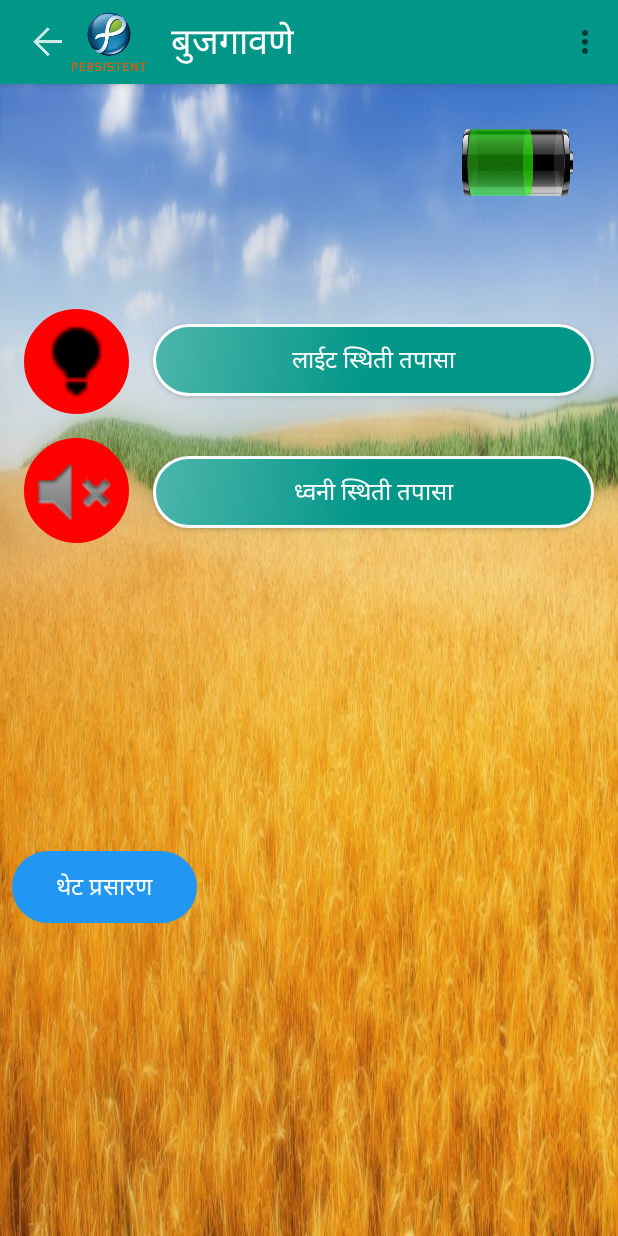
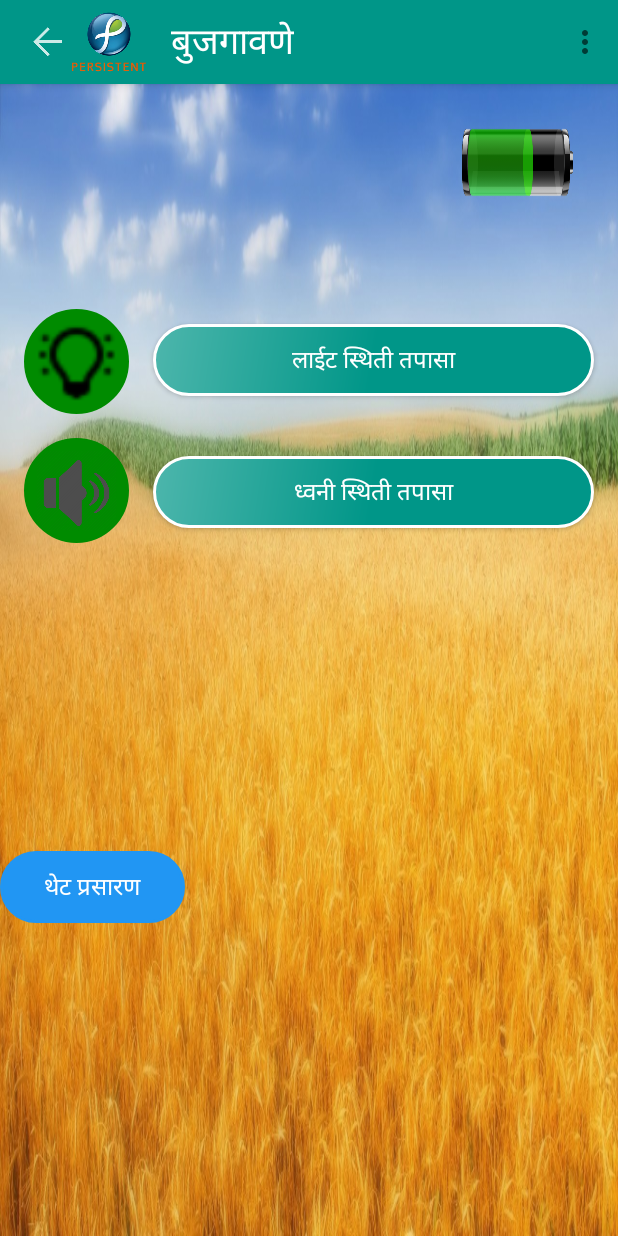
Before and after one commit to madhusudan-saha/Bijuka-Android-App, an Android app: the HealthMonitor screen opened directly, with no data from a screen before it, after a tap on "ध्वनी स्थिती तपासा", on a phone screen of 412 x 824 dp. Run offline under Robolectric (Android 15) with nearby library versions, the phone set to English and light mode, and no system bars; our stand-ins replace Room's generated code; 1 other tap on this screen came first.

Commit message:
Test light and sound.

```diff
--- a/app/src/main/java/com/semicolons/madhusudansaha/semicolons18/HealthMonitor.java
+++ b/app/src/main/java/com/semicolons/madhusudansaha/semicolons18/HealthMonitor.java
@@ -2,18 +2,27 @@ package com.semicolons.madhusudansaha.semicolons18;
 
 import android.app.ActivityManager;
 import android.content.Intent;
+import android.content.res.ColorStateList;
 import android.graphics.BitmapFactory;
+import android.media.Image;
+import android.os.Handler;
 import android.support.v4.content.ContextCompat;
 import android.support.v7.app.AppCompatActivity;
 import android.os.Bundle;
 import android.support.v7.widget.Toolbar;
+import android.util.Log;
 import android.view.Menu;
 import android.view.MenuItem;
 import android.view.View;
 import android.view.Window;
 import android.view.WindowManager;
 import android.widget.Button;
+import android.widget.ImageView;
 import android.widget.TextView;
+import android.widget.Toast;
+
+import org.json.JSONException;
+import org.json.JSONObject;
 
 import java.util.concurrent.ExecutionException;
 
@@ -25,6 +34,8 @@ public class HealthMonitor extends AppCompatActivity {
     TextView toolbarTitle;
     AppDatabase db;
     Toolbar toolbar;
+    ImageView batteryIcon;
+    ImageView soundIcon;
 
     @Override
     protected void onCreate(Bundle savedInstanceState) {
@@ -46,6 +57,8 @@ public class HealthMonitor extends AppCompatActivity {
         flashButton = (Button) findViewById(R.id.flashButton);
         soundButton = (Button) findViewById(R.id.soundButton);
         toolbarTitle = (TextView) findViewById(R.id.toolbarTitle);
+        batteryIcon = (ImageView) findViewById(R.id.batteryIcon);
+        soundIcon = (ImageView) findViewById(R.id.soundIcon);
 
         live.setOnClickListener(new View.OnClickListener() {
             public void onClick(View arg0) {
@@ -56,31 +69,55 @@ public class HealthMonitor extends AppCompatActivity {
 
         flashButton.setOnClickListener(new View.OnClickListener() {
             public void onClick(View arg0) {
+                    Handler handler = new Handler();
+                    handler.postDelayed(new Runnable() {
+                        @Override
+                        public void run() {
+                            batteryIcon.setImageDrawable(getResources().getDrawable(R.drawable.light));
+                            batteryIcon.setBackgroundTintList(new ColorStateList(new int[][]{{}}, new int[]{getResources().getColor(R.color.green)}));                       }
+                    }, 500);
+                    handler.postDelayed(new Runnable() {
+                        @Override
+                        public void run() {
+                            batteryIcon.setImageDrawable(getResources().getDrawable(R.drawable.close_light));
+                            batteryIcon.setBackgroundTintList(new ColorStateList(new int[][]{{}}, new int[]{getResources().getColor(R.color.red)}));                       }
+                    }, 3000);
+             /*
                 String url = "http://192.168.43.185:3003/lightdiag";
                 String result;
                 HttpPostRequest s = new HttpPostRequest();
                 try {
-                    result = s.execute(url, "").get();
-
+                    result = s.execute(url).get();
+                    Toast.makeText(getApplicationContext(), "Result: "+result, Toast.LENGTH_SHORT).show();
+                    Log.d("Result: ", result);
+                    JSONObject obj = new JSONObject(result);
+                    String status = obj.getString("status");
+                    Toast.makeText(getApplicationContext(), status, Toast.LENGTH_SHORT).show();
                 } catch (InterruptedException e) {
                     e.printStackTrace();
                 } catch (ExecutionException e) {
                     e.printStackTrace();
+                } catch (JSONException e) {
+                    e.printStackTrace();
                 }
+                */
             }
         });
         soundButton.setOnClickListener(new View.OnClickListener() {
             public void onClick(View arg0) {
-                String url = "http://192.168.43.185:3003/audiodiag";
-                String result;
-                HttpPostRequest s = new HttpPostRequest();
-                try {
-                    result = s.execute(url, "").get();
-                } catch (InterruptedException e) {
-                    e.printStackTrace();
-                } catch (ExecutionException e) {
-                    e.printStackTrace();
-                }
+                Handler handler = new Handler();
+                handler.postDelayed(new Runnable() {
+                    @Override
+                    public void run() {
+                        soundIcon.setImageDrawable(getResources().getDrawable(R.drawable.sound_up));
+                        soundIcon.setBackgroundTintList(new ColorStateList(new int[][]{{}}, new int[]{getResources().getColor(R.color.green)}));                       }
+                }, 500);
+                handler.postDelayed(new Runnable() {
+                    @Override
+                    public void run() {
+                        soundIcon.setImageDrawable(getResources().getDrawable(R.drawable.sound_down));
+                        soundIcon.setBackgroundTintList(new ColorStateList(new int[][]{{}}, new int[]{getResources().getColor(R.color.red)}));                       }
+                }, 3000);
             }
         });
 
--- a/app/src/main/res/layout/activity_health_monitor.xml
+++ b/app/src/main/res/layout/activity_health_monitor.xml
@@ -35,7 +35,7 @@ android:src="@drawable/battery"
         <ImageView
             android:layout_width="70dp"
             android:layout_height="70dp"
-            android:src="@android:drawable/ic_lock_silent_mode"
+            android:src="@drawable/sound_down"
             android:background="@drawable/circle"
             android:backgroundTint="@color/red"
             android:id="@+id/soundIcon"
@@ -90,7 +90,6 @@ android:src="@drawable/battery"
             android:layout_height="wrap_content"
             android:textColor="@color/white"
             android:layout_marginBottom="8dp"
-            android:layout_marginStart="8dp"
             android:layout_marginTop="310dp"
             android:background="@drawable/circle"
             android:backgroundTint="@color/primary"
```
Also changed, not shown: app/src/main/java/com/semicolons/madhusudansaha/semicolons18/HttpPostRequest.java (+0 -14 lines), app/src/main/res/drawable/sound_down.png (added), app/src/main/res/drawable/sound_up.png (added).
